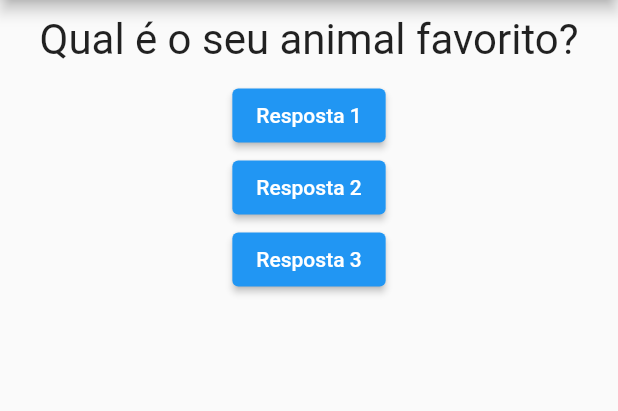
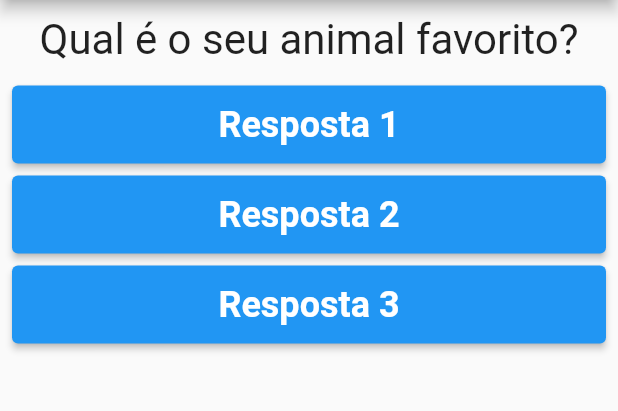
Before and after one commit to jhonatancassante/questionario_flutter, a Flutter app: the screen it shows after launch, after a tap on "Resposta 1", on a phone screen of 412 x 824 dp, the part 84-495 px from its top. Run offline on Flutter 3.47's test engine with Material 2 defaults, Android fonts, the light colour scheme and no system bars.

Commit message:
Estilizando componente Resposta

```diff
--- a/lib/main.dart
+++ b/lib/main.dart
@@ -11,8 +11,6 @@ class _PerguntaAppState extends State<PerguntaApp> {
     setState(() {
       _perguntaSelecionada++;
     });
-
-    print(_perguntaSelecionada);
   }
 
   @override
--- a/lib/resposta.dart
+++ b/lib/resposta.dart
@@ -2,15 +2,28 @@ import 'package:flutter/material.dart';
 
 class Resposta extends StatelessWidget {
   final String texto;
-  final Function() funcao;
+  final void Function() naSelecao;
 
-  const Resposta(this.texto, this.funcao, {super.key});
+  const Resposta(this.texto, this.naSelecao, {super.key});
 
   @override
   Widget build(BuildContext context) {
-    return ElevatedButton(
-      onPressed: funcao,
-      child: Text(texto),
+    return Container(
+      width: double.infinity,
+      margin: const EdgeInsets.fromLTRB(8, 4, 8, 4),
+      child: ElevatedButton(
+        onPressed: naSelecao,
+        style: const ButtonStyle(
+          backgroundColor: MaterialStatePropertyAll<Color>(Colors.blue),
+          foregroundColor: MaterialStatePropertyAll<Color>(Colors.white),
+          textStyle: MaterialStatePropertyAll<TextStyle>(TextStyle(
+            fontSize: 24,
+            fontWeight: FontWeight.bold,
+          )),
+          padding: MaterialStatePropertyAll<EdgeInsets>(EdgeInsets.all(12)),
+        ),
+        child: Text(texto),
+      ),
     );
   }
 }
```
